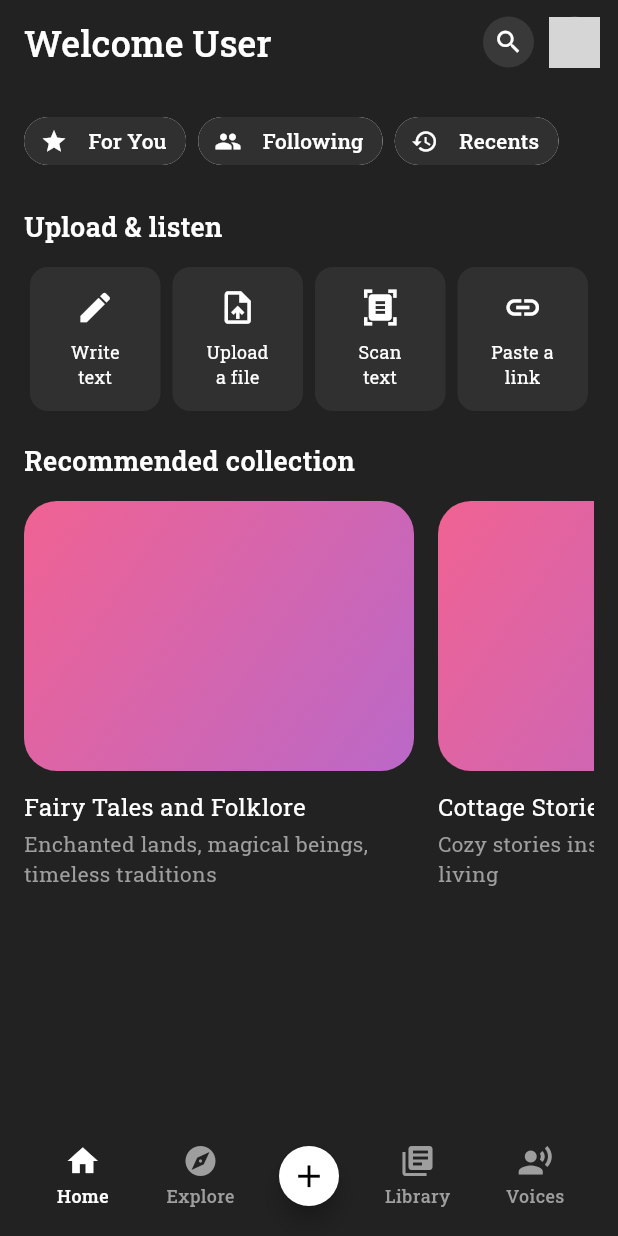
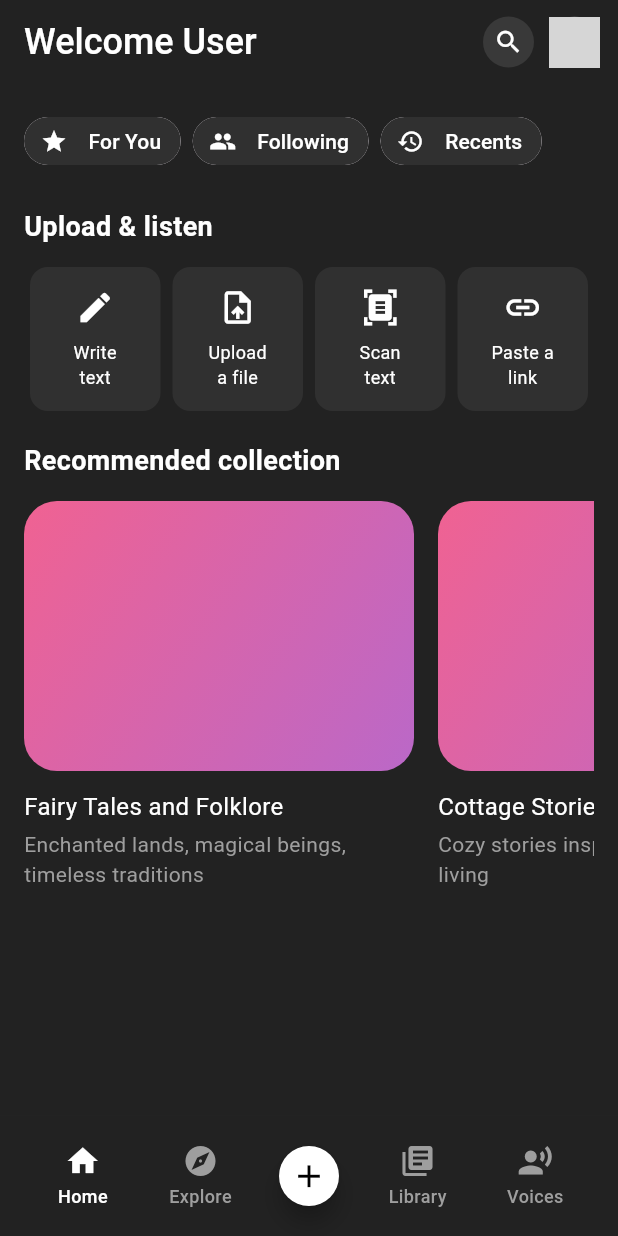
Before and after one commit to zenishorangepi-collab/StoryVerse, a Flutter app: the screen it shows after launch, on a phone screen of 412 x 824 dp. Run offline on Flutter 3.47's test engine with Material 3 defaults, Android fonts, the phone set to English and light mode, and no system bars; our stand-ins replace audioplayers, get, google_fonts; network calls fail; grey boxes are pictures that could not be loaded.

Commit message:
navigation screen ui

```diff
--- a/lib/app/audio_text_view/widgets/paragraph_widget.dart
+++ b/lib/app/audio_text_view/widgets/paragraph_widget.dart
@@ -68,9 +68,9 @@ class _ParagraphWidgetState extends State<ParagraphWidget> {
           child: AnimatedContainer(
             duration: const Duration(milliseconds: 100),
             curve: Curves.easeOut,
-            padding: const EdgeInsets.symmetric(horizontal: 3, vertical: 2),
+            padding: const EdgeInsets.symmetric(horizontal: 1, vertical: 1),
             decoration: BoxDecoration(color: isCurrentWord ? AppColors.colorBlue500 : Colors.transparent, borderRadius: BorderRadius.circular(4)),
-            child: Text(word.word, style: AppTextStyles.heading4),
+            child: Text(word.word, style: AppTextStyles.bodyLarge),
           ),
         ),
       );
--- a/lib/app/home_screen/home_screen.dart
+++ b/lib/app/home_screen/home_screen.dart
@@ -66,7 +66,11 @@ class HomeScreen extends StatelessWidget {
                       SingleChildScrollView(
                         scrollDirection: Axis.horizontal,
                         child: Row(
-                          children: [buildChip(Icons.star, CS.vForYou), buildChip(Icons.people, CS.vFollowing), buildChip(Icons.history, CS.vRecents)],
+                          children: [
+                            buildChip(icon: Icons.star, label: CS.vForYou),
+                            buildChip(icon: Icons.people, label: CS.vFollowing),
+                            buildChip(icon: Icons.history, label: CS.vRecents),
+                          ],
                         ),
                       ),
 
--- a/lib/app/sound_spaces_view/sound_spaces_controller.dart
+++ b/lib/app/sound_spaces_view/sound_spaces_controller.dart
@@ -1,6 +1,11 @@
+import 'dart:math';
+
+import 'package:flutter/cupertino.dart';
 import 'package:get/get.dart';
 
 class SoundSpacesController extends GetxController {
   List listChipName = ["All", "Focus", "Sleep", "Story", "Nature", "Ambience"];
   double sliderPosition = 0;
+  int selectedTile = 0;
+  LinearGradient myGradient = LinearGradient(colors: [Color(0xFF4A00E0), Color(0xFF8E2DE2)], begin: Alignment.topLeft, end: Alignment.bottomRight);
 }
--- /dev/null
+++ b/lib/app/voice_view/voice_binding.dart
@@ -0,0 +1,10 @@
+import 'package:get/get.dart';
+import 'package:utsav_interview/app/sound_spaces_view/sound_spaces_controller.dart';
+import 'package:utsav_interview/app/voice_view/voice_controller.dart';
+
+class VoiceBinding extends Bindings {
+  @override
+  void dependencies() {
+    Get.lazyPut<VoiceController>(() => VoiceController());
+  }
+}
--- /dev/null
+++ b/lib/app/voice_view/voice_controller.dart
@@ -0,0 +1,6 @@
+import 'dart:math';
+
+import 'package:flutter/cupertino.dart';
+import 'package:get/get.dart';
+
+class VoiceController extends GetxController {}
--- a/lib/core/common_color.dart
+++ b/lib/core/common_color.dart
@@ -15,6 +15,6 @@ class AppColors {
   static const Color colorBlack800 = Color(0xff020202);
   static const Color colorAppBar = Color(0xff3b3b3b);
   static const Color colorBlue200 = Color(0xff395F6A);
-  static const Color colorBlue500 = Color(0xff6D9DAB);
+  static const Color colorBlue500 = Color(0xff1F484A);
   static const Color colorTransparent = Colors.transparent;
 }
--- a/lib/core/common_string.dart
+++ b/lib/core/common_string.dart
@@ -3,15 +3,40 @@ class CS {
   static String vPlay = "Play";
   static String vPause = "Pause";
   static String vSkip = "Skip";
+  static String vSave = "Save";
+  static String vReset = "Reset";
   static String vRetry = "Retry";
   static String vWelcome = "Welcome";
+  static String vFilters = "Filters";
   static const String vForYou = "For You";
   static const String vFollowing = "Following";
+  static const String vFavorites = "Favorites";
+  static const String vLanguage = "Language";
+  static const String vBestFor = "Best For";
+  static const String vAge = "Age";
+  static const String vGender = "Gender";
+  static const String vExplore = "Explore";
   static const String vRecents = "Recents";
   static const String vSaveSettings = "Save settings";
   static const String vReadingSpeed = "Reading speed";
   static const String vContents = "Contents";
+  static const String vYoung = "Young";
+  static const String vMiddleAged = "Middle Aged";
+  static const String vOld = "Old";
+  static const String vTrending = "Trending";
+  static const String vMale = "Male";
+  static const String vFemale = "Female";
+  static const String vNeutral = "Neutral";
+  static const String vNarrativeStory = "Narrative & Story";
+  static const String vConversational = "Conversational";
+  static const String vCharactersAnimation = "Characters & Animation";
+  static const String vInformativeEducational = "Informative & Educational";
+  static const String vEntertainmentTV = "Entertainment & TV";
+  static const String vLatest = "Latest";
+  static const String vMostPopular = "Most Popular";
+  static const String vShortBy = "Sort by";
   static const String vSoundScapes = "Soundscapes";
+  static const String vSelectVoice = "Select a voice";
   static const String vSoundscapeVolume = "Soundscape volume";
   static const String vAllSoundscape = "All Soundscape";
   static const String vAddNote = "Add a note";
@@ -29,6 +54,9 @@ class CS {
 
   /// images path
   static String imgSplashLogo = "assets/images/audio-waves.png";
+  static String icSettings = "assets/icons/settings.png";
+  static String icSearch = "assets/icons/search.png";
+  static String icClose = "assets/icons/close.png";
 
   /// Json
   static String vJsonTranscript1 = "assets/transcript-1.json";
--- a/lib/core/common_style.dart
+++ b/lib/core/common_style.dart
@@ -4,82 +4,36 @@ import 'package:utsav_interview/core/common_color.dart';
 
 class AppTextStyles {
   /// HEADLINES
-  static TextStyle heading1 = GoogleFonts.robotoSlab(
-    fontSize: 28,
-    fontWeight: FontWeight.bold,
-    color: AppColors.colorWhite,
-  );
+  static TextStyle heading1 = GoogleFonts.roboto(fontSize: 28, fontWeight: FontWeight.bold, color: AppColors.colorWhite);
 
-  static TextStyle heading2 = GoogleFonts.robotoSlab(
-    fontSize: 24,
-    fontWeight: FontWeight.w500,
-    color: AppColors.colorWhite,
-  );
+  static TextStyle heading2 = GoogleFonts.roboto(fontSize: 24, fontWeight: FontWeight.w500, color: AppColors.colorWhite);
 
-  static TextStyle heading3 = GoogleFonts.robotoSlab(
-    fontSize: 20,
-    fontWeight: FontWeight.w600,
-    color: AppColors.colorWhite,
-  );
+  static TextStyle heading3 = GoogleFonts.roboto(fontSize: 20, fontWeight: FontWeight.w600, color: AppColors.colorWhite);
 
-  static TextStyle heading4 = GoogleFonts.robotoSlab(
-    fontSize: 18,
-    fontWeight: FontWeight.w600,
-    color: AppColors.colorWhite,
-  );
-  static TextStyle errorText18 = GoogleFonts.robotoSlab(
+  static TextStyle heading4 = GoogleFonts.roboto(fontSize: 18, fontWeight: FontWeight.w600, color: AppColors.colorWhite);
+  static TextStyle errorText18 = GoogleFonts.roboto(
     fontSize: 18,
     // fontWeight: FontWeight.w600,
     color: AppColors.colorRed,
   );
 
   /// BODY TEXT
-  static TextStyle bodyLarge = GoogleFonts.robotoSlab(
-    fontSize: 16,
-    fontWeight: FontWeight.normal,
-    color: AppColors.colorWhite,
-  );
+  static TextStyle bodyLarge = GoogleFonts.roboto(fontSize: 16, fontWeight: FontWeight.normal, color: AppColors.colorWhite);
 
-  static TextStyle bodyMedium = GoogleFonts.robotoSlab(
-    fontSize: 14,
-    color: AppColors.colorWhite,
-  );
-  static TextStyle bodyMediumGrey = GoogleFonts.robotoSlab(
-    fontSize: 14,
-    color: AppColors.colorGrey,
-  );
-  static TextStyle bodyMediumGrey16 = GoogleFonts.robotoSlab(
-    fontSize: 16,
-    color: AppColors.colorGrey,
-  );
+  static TextStyle bodyMedium = GoogleFonts.roboto(fontSize: 14, color: AppColors.colorWhite);
+  static TextStyle bodyMediumGrey = GoogleFonts.roboto(fontSize: 14, color: AppColors.colorGrey);
+  static TextStyle bodyMediumGrey16 = GoogleFonts.roboto(fontSize: 16, color: AppColors.colorGrey);
+  static TextStyle bodyMediumWhite16 = GoogleFonts.roboto(fontSize: 16, color: AppColors.colorWhite, fontWeight: FontWeight.bold);
 
-  static TextStyle bodySmall = GoogleFonts.robotoSlab(
-    fontSize: 12,
-    color: AppColors.colorWhite,
-  );
+  static TextStyle bodySmall = GoogleFonts.roboto(fontSize: 12, color: AppColors.colorWhite);
 
   /// BUTTON TEXT
-  static TextStyle buttonTextWhite = GoogleFonts.robotoSlab(
-    fontSize: 16,
-    fontWeight: FontWeight.bold,
-    color: AppColors.colorWhite,
-  );  static TextStyle buttonTextBlack = GoogleFonts.robotoSlab(
-    fontSize: 16,
-    fontWeight: FontWeight.bold,
-    color: AppColors.colorBlack,
-  );
+  static TextStyle buttonTextWhite = GoogleFonts.roboto(fontSize: 18, fontWeight: FontWeight.bold, color: AppColors.colorWhite);
+  static TextStyle buttonTextBlack = GoogleFonts.roboto(fontSize: 16, fontWeight: FontWeight.bold, color: AppColors.colorBlack);
 
   /// TabBar Text
-  static final tabTextSelectedWhite = GoogleFonts.robotoSlab(
-    fontSize: 12,
-    fontWeight: FontWeight.w500,
-    color: Colors.white,
-  );
-  static final tabTextSelectedGrey = GoogleFonts.robotoSlab(
-    fontSize: 12,
-    fontWeight: FontWeight.w500,
-    color: AppColors.colorGrey,
-  );
+  static final tabTextSelectedWhite = GoogleFonts.roboto(fontSize: 12, fontWeight: FontWeight.w500, color: Colors.white);
+  static final tabTextSelectedGrey = GoogleFonts.roboto(fontSize: 12, fontWeight: FontWeight.w500, color: AppColors.colorGrey);
 
   /// CAPTION
   // static TextStyle caption = GoogleFonts.robotoSlab(
--- a/lib/routes/app_routes.dart
+++ b/lib/routes/app_routes.dart
@@ -9,6 +9,8 @@ import 'package:utsav_interview/app/sound_spaces_view/sound_spaces_binding.dart'
 import 'package:utsav_interview/app/sound_spaces_view/sound_spaces_screen.dart';
 import 'package:utsav_interview/app/tabbar_screen/tabbar_binding.dart';
 import 'package:utsav_interview/app/tabbar_screen/tabbar_screen.dart';
+import 'package:utsav_interview/app/voice_view/voice_binding.dart';
+import 'package:utsav_interview/app/voice_view/voice_screen.dart';
 
 import '../app/splash_screen/splash_binding.dart';
 import '../app/splash_screen/splash_screen.dart';
@@ -20,12 +22,20 @@ class AppRoutes {
   static String tabBarScreen = "/tabBarScreen";
   static String audioTextScreen = "/audioTextScreen";
   static String soundSpacesScreen = "/soundSpacesScreen";
+  static String voiceScreen = "/voiceScreen";
 
   static List<GetPage> page = [
     GetPage(name: splashScreen, page: () => SplashScreen(), binding: SplashBinding()),
     GetPage(name: tabBarScreen, page: () => TabBarScreen(), binding: TabBarBinding()),
     GetPage(name: homeScreen, page: () => HomeScreen(), binding: HomeBinding()),
     GetPage(name: exploreScreen, page: () => ExploreScreen(), binding: ExploreScreenBinding()),
+    GetPage(
+      name: voiceScreen,
+      page: () => VoiceScreen(),
+      binding: VoiceBinding(),
+      transition: Transition.downToUp,
+      transitionDuration: Duration(milliseconds: 500),
+    ),
     GetPage(
       name: soundSpacesScreen,
       page: () => SoundSpacesScreen(),
--- a/pubspec.yaml
+++ b/pubspec.yaml
@@ -64,6 +64,7 @@ flutter:
 
   # To add assets to your application, add an assets section, like this:
   assets:
+    - assets/icons/
     - assets/images/
     - assets/audio/
     - assets/
```
Also changed, not shown: lib/app/audio_text_view/audio_text_screen.dart (+9 -17 lines), lib/app/sound_spaces_view/sound_spaces_screen.dart (+43 -5 lines), lib/app/voice_view/voice_screen.dart (added, +261 -0 lines), lib/core/common_elevated_button.dart (added, +37 -0 lines), lib/core/common_function.dart (+24 -2 lines), lib/main.dart (+2 -12 lines), assets/icons/close.png (added), assets/icons/search.png (added), assets/icons/settings.png (added).
